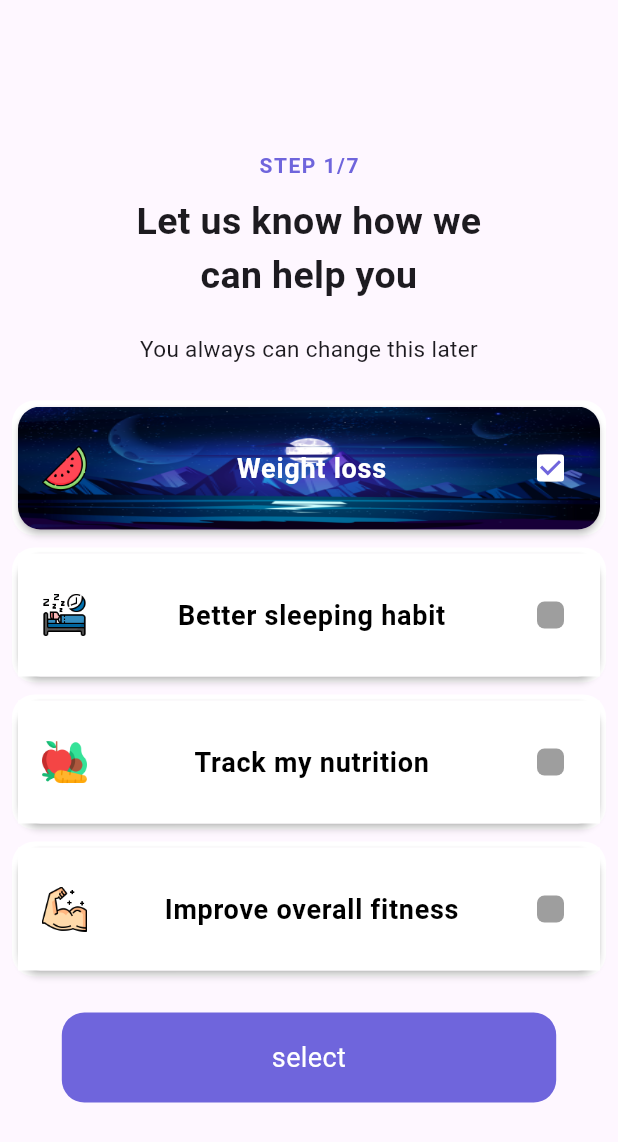
After one commit to Sundhar22/SmartApp, a Flutter app: the TargetsPage screen opened directly, after a tap on "Weight loss", on a phone screen of 412 x 824 dp. The commit adds this screen. Shown: the top 1142 px of the screen. Run offline on Flutter 3.47's test engine with Material 2 defaults, Android fonts, the phone set to English and light mode, and no system bars; our stand-ins replace carousel_slider.

Commit message:
added_targets_page

```diff
--- a/lib/main.dart
+++ b/lib/main.dart
@@ -1,5 +1,6 @@
 import 'package:flutter/material.dart';
-import 'package:smartapp/presentation/journeys/activities.dart';
+import 'package:smartapp/presentation/journeys/screens/activities_page.dart';
+import 'package:smartapp/presentation/journeys/screens/targets_page.dart';
 
 void main() {
   runApp(const MyApp());
@@ -12,115 +13,11 @@ class MyApp extends StatelessWidget {
   @override
   Widget build(BuildContext context) {
     return MaterialApp(
-      title: 'Flutter Demo',
-      theme: ThemeData(
-        // This is the theme of your application.
-        //
-        // TRY THIS: Try running your application with "flutter run". You'll see
-        // the application has a blue toolbar. Then, without quitting the app,
-        // try changing the seedColor in the colorScheme below to Colors.green
-        // and then invoke "hot reload" (save your changes or press the "hot
-        // reload" button in a Flutter-supported IDE, or press "r" if you used
-        // the command line to start the app).
-        //
-        // Notice that the counter didn't reset back to zero; the application
-        // state is not lost during the reload. To reset the state, use hot
-        // restart instead.
-        //
-        // This works for code too, not just values: Most code changes can be
-        // tested with just a hot reload.
-        colorScheme: ColorScheme.fromSeed(seedColor: Colors.deepPurple),
-        useMaterial3: true,
-      ),
-      home: CarouselPage(),
-    );
+        title: 'HealHer SmartBand',
+        theme: ThemeData(
+          colorScheme: ColorScheme.fromSeed(seedColor: Colors.deepPurple),
+          useMaterial3: true,
+        ),
+        home: ActivitiesPage());
   }
 }
-
-class MyHomePage extends StatefulWidget {
-  const MyHomePage({super.key, required this.title});
-
-  // This widget is the home page of your application. It is stateful, meaning
-  // that it has a State object (defined below) that contains fields that affect
-  // how it looks.
-
-  // This class is the configuration for the state. It holds the values (in this
-  // case the title) provided by the parent (in this case the App widget) and
-  // used by the build method of the State. Fields in a Widget subclass are
-  // always marked "final".
-
-  final String title;
-
-  @override
-  State<MyHomePage> createState() => _MyHomePageState();
-}
-
-class _MyHomePageState extends State<MyHomePage> {
-  int _counter = 0;
-
-  void _incrementCounter() {
-    setState(() {
-      // This call to setState tells the Flutter framework that something has
-      // changed in this State, which causes it to rerun the build method below
-      // so that the display can reflect the updated values. If we changed
-      // _counter without calling setState(), then the build method would not be
-      // called again, and so nothing would appear to happen.
-      _counter++;
-    });
-  }
-
-  @override
-  Widget build(BuildContext context) {
-    // This method is rerun every time setState is called, for instance as done
-    // by the _incrementCounter method above.
-    //
-    // The Flutter framework has been optimized to make rerunning build methods
-    // fast, so that you can just rebuild anything that needs updating rather
-    // than having to individually change instances of widgets.
-    return Scaffold(
-      appBar: AppBar(
-        // TRY THIS: Try changing the color here to a specific color (to
-        // Colors.amber, perhaps?) and trigger a hot reload to see the AppBar
-        // change color while the other colors stay the same.
-        backgroundColor: Theme.of(context).colorScheme.inversePrimary,
-        // Here we take the value from the MyHomePage object that was created by
-        // the App.build method, and use it to set our appbar title.
-        title: Text(widget.title),
-      ),
-      body: Center(
-        // Center is a layout widget. It takes a single child and positions it
-        // in the middle of the parent.
-        child: Column(
-          // Column is also a layout widget. It takes a list of children and
-          // arranges them vertically. By default, it sizes itself to fit its
-          // children horizontally, and tries to be as tall as its parent.
-          //
-          // Column has various properties to control how it sizes itself and
-          // how it positions its children. Here we use mainAxisAlignment to
-          // center the children vertically; the main axis here is the vertical
-          // axis because Columns are vertical (the cross axis would be
-          // horizontal).
-          //
-          // TRY THIS: Invoke "debug painting" (choose the "Toggle Debug Paint"
-          // action in the IDE, or press "p" in the console), to see the
-          // wireframe for each widget.
-          mainAxisAlignment: MainAxisAlignment.center,
-          children: <Widget>[
-            const Text(
-              'You have pushed the button this many times:',
-            ),
-            Text(
-              '$_counter',
-              style: Theme.of(context).textTheme.headlineMedium,
-            ),
-          ],
-        ),
-      ),
-      floatingActionButton: FloatingActionButton(
-        onPressed: _incrementCounter,
-        tooltip: 'Increment',
-        child: const Icon(Icons.add),
-      ), // This trailing comma makes auto-formatting nicer for build methods.
-    );
-  }
-}
--- a/lib/presentation/journeys/activities.dart
+++ b/lib/presentation/journeys/screens/activities_page.dart
@@ -5,14 +5,14 @@ import 'package:carousel_slider/carousel_slider.dart';
 import 'package:smartapp/presentation/journeys/models/fitness_model.dart';
 import 'package:smartapp/presentation/themes/app_colors.dart';
 
-class CarouselPage extends StatefulWidget {
-  const CarouselPage({super.key});
+class ActivitiesPage extends StatefulWidget {
+  const ActivitiesPage({super.key});
 
   @override
-  _CarouselPageState createState() => _CarouselPageState();
+  _ActivitiesPageState createState() => _ActivitiesPageState();
 }
 
-class _CarouselPageState extends State<CarouselPage> {
+class _ActivitiesPageState extends State<ActivitiesPage> {
   final fitnessLevel = [
     FitnessLevel(
         level: 0,
--- /dev/null
+++ b/lib/presentation/journeys/screens/targets_page.dart
@@ -0,0 +1,234 @@
+// ignore_for_file: must_be_immutable
+
+import 'package:flutter/material.dart';
+import 'package:smartapp/presentation/themes/app_colors.dart';
+
+class TargetsPage extends StatefulWidget {
+  TargetsPage({super.key});
+  Set<int> selectedLevels = {};
+  @override
+  _TargetsPageState createState() => _TargetsPageState();
+}
+
+class _TargetsPageState extends State<TargetsPage> {
+  @override
+  Widget build(BuildContext context) {
+    return Scaffold(
+        body: SafeArea(
+      child: SingleChildScrollView(
+        child: Column(
+          crossAxisAlignment: CrossAxisAlignment.center,
+          children: [
+            const SizedBox(height: 100),
+            const Text(
+              'STEP 1/7',
+              style: TextStyle(
+                  color: AppColor.purplyBlue,
+                  fontWeight: FontWeight.bold,
+                  letterSpacing: 1),
+            ),
+            const SizedBox(
+              height: 10,
+            ),
+            const SizedBox(
+              width: 250,
+              child: Text(
+                "Let us know how we can help you",
+                textAlign: TextAlign.center,
+                style: TextStyle(
+                  fontSize: 25,
+                  fontWeight: FontWeight.bold,
+                ),
+              ),
+            ),
+            const SizedBox(
+              height: 20,
+            ),
+            const Text('You always can change this later',
+                textAlign: TextAlign.center,
+                style: TextStyle(
+                  fontSize: 15,
+                  fontWeight: FontWeight.normal,
+                )),
+            const SizedBox(
+              height: 20,
+            ),
+            CustomCard(
+              bgImage: 'assets/targets_icons/night.jpg',
+              iconImage: 'assets/targets_icons/food.png',
+              text: 'Weight loss',
+              onCheckboxChanged: (bool? newValue) {
+                newValue!
+                    ? widget.selectedLevels.add(1)
+                    : widget.selectedLevels.remove(1);
+                print(widget.selectedLevels);
+              },
+            ),
+            CustomCard(
+              bgImage: 'assets/targets_icons/night.jpg',
+              iconImage: 'assets/targets_icons/sleeping.png',
+              text: 'Better sleeping habit',
+              onCheckboxChanged: (bool? newValue) {
+                newValue!
+                    ? widget.selectedLevels.add(2)
+                    : widget.selectedLevels.remove(2);
+                print(widget.selectedLevels);
+              },
+            ),
+            CustomCard(
+              bgImage: 'assets/targets_icons/green.jpg',
+              iconImage: 'assets/targets_icons/nutirition.png',
+              text: 'Track my nutrition',
+              onCheckboxChanged: (bool? newValue) {
+                newValue!
+                    ? widget.selectedLevels.add(3)
+                    : widget.selectedLevels.remove(3);
+                print(widget.selectedLevels);
+              },
+            ),
+            CustomCard(
+              bgImage: 'assets/targets_icons/night.jpg',
+              iconImage: 'assets/targets_icons/muscle.png',
+              text: 'Improve overall fitness',
+              onCheckboxChanged: (bool? newValue) {
+                newValue!
+                    ? widget.selectedLevels.add(4)
+                    : widget.selectedLevels.remove(4);
+                print(widget.selectedLevels);
+              },
+            ),
+            SizedBox(
+              height: 20,
+            ),
+            Container(
+                width: MediaQuery.of(context).size.width * 0.8,
+                height: 60,
+                decoration: BoxDecoration(
+                  color: AppColor.purplyBlue,
+                  borderRadius: BorderRadius.circular(15),
+                ),
+                child: const Center(
+                  child: Text(
+                    'select',
+                    textAlign: TextAlign.center,
+                    style: TextStyle(
+                      color: Colors.white,
+                      fontSize: 18,
+                    ),
+                  ),
+                )),
+            SizedBox(
+              height: 20,
+            )
+          ],
+        ),
+      ),
+    ));
+  }
+}
+
+class CustomCard extends StatefulWidget {
+  final String bgImage;
+  final String iconImage;
+  final String text;
+  final ValueSetter<bool?>? onCheckboxChanged;
+
+  const CustomCard({
+    super.key,
+    required this.iconImage,
+    required this.bgImage,
+    required this.text,
+    this.onCheckboxChanged,
+  });
+
+  @override
+  _CustomCardState createState() => _CustomCardState();
+}
+
+class _CustomCardState extends State<CustomCard> {
+  bool isChecked = false;
+
+  @override
+  Widget build(BuildContext context) {
+    return GestureDetector(
+      onTap: () {
+        setState(() {
+          isChecked = !isChecked;
+        });
+        widget.onCheckboxChanged!(isChecked);
+      },
+      child: Padding(
+        padding: const EdgeInsets.symmetric(horizontal: 8, vertical: 4),
+        child: Container(
+          decoration: BoxDecoration(
+            borderRadius: BorderRadius.circular(15.0),
+            color: Colors.white,
+          ),
+          height: 90,
+          child: Card(
+            elevation: 2,
+            shape: RoundedRectangleBorder(
+              borderRadius: BorderRadius.circular(15.0),
+            ),
+            child: Stack(
+              children: [
+                isChecked
+                    ? Container(
+                        decoration: BoxDecoration(
+                          borderRadius: BorderRadius.circular(15.0),
+                          image: DecorationImage(
+                            image: AssetImage(widget.bgImage),
+                            fit: BoxFit.fill,
+                          ),
+                        ),
+                      )
+                    : Container(
+                        color: Colors.white,
+                      ),
+                Align(
+                  alignment: Alignment.center,
+                  child: ListTile(
+                      leading:
+                          Image.asset(widget.iconImage, width: 30, height: 30),
+                      title: Text(
+                        widget.text,
+                        textAlign: TextAlign.center,
+                        style: TextStyle(
+                          color: isChecked ? Colors.white : Colors.black,
+                          fontSize: 18,
+                          fontWeight: FontWeight.bold,
+                        ),
+                      ),
+                      trailing: Container(
+                        alignment: Alignment.center,
+                        width: 18,
+                        height: 18,
+                        decoration: BoxDecoration(
+                            color: Colors.grey,
+                            borderRadius: BorderRadius.circular(5)),
+                        child: Checkbox(
+                          checkColor: AppColor.purplyBlue,
+                          visualDensity: VisualDensity.comfortable,
+                          activeColor: Colors.white,
+                          value: isChecked,
+                          side: BorderSide.none,
+                          onChanged: (bool? newValue) {
+                            setState(() {
+                              isChecked = newValue ?? false;
+                            });
+
+                            if (widget.onCheckboxChanged != null) {
+                              widget.onCheckboxChanged!(isChecked);
+                            }
+                          },
+                        ),
+                      )),
+                ),
+              ],
+            ),
+          ),
+        ),
+      ),
+    );
+  }
+}
--- a/pubspec.yaml
+++ b/pubspec.yaml
@@ -62,6 +62,7 @@ flutter:
   # To add assets to your application, add an assets section, like this:
   assets:
     - assets/activity_vectors/
+    - assets/targets_icons/
   #   - images/a_dot_ham.jpeg
 
   # An image asset can refer to one or more resolution-specific "variants", see
```
Also changed, not shown: assets/targets_icons/food.png (added), assets/targets_icons/green.jpg (added), assets/targets_icons/muscle.png (added), assets/targets_icons/night.jpg (added), assets/targets_icons/nutirition.png (added), assets/targets_icons/sleeping.png (added).
